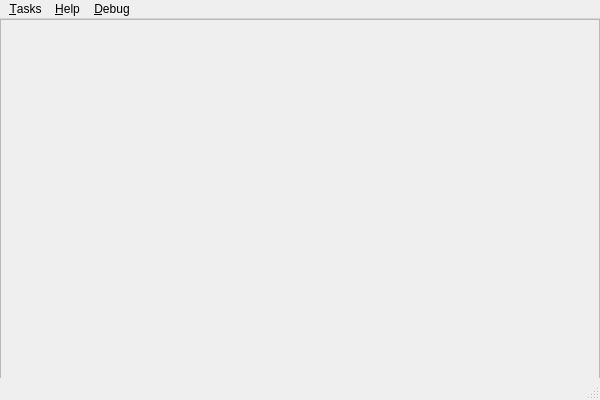
Qt form mainwindow.ui (the-dummies-duo/Task-management) before a commit.
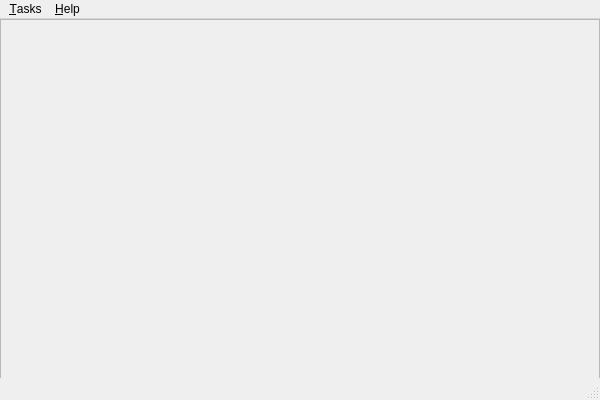
The same form after that commit.

Patch:
```diff
--- a/mainwindow.ui
+++ b/mainwindow.ui
@@ -65,15 +65,8 @@
     <addaction name="action_About"/>
     <addaction name="actionOur_GitHub"/>
    </widget>
-   <widget class="QMenu" name="menu_Debug">
-    <property name="title">
-     <string>&amp;Debug</string>
-    </property>
-    <addaction name="actionChange_test_label"/>
-   </widget>
    <addaction name="menu_Tasks"/>
    <addaction name="menu_Help"/>
-   <addaction name="menu_Debug"/>
   </widget>
   <widget class="QStatusBar" name="statusbar"/>
   <action name="action_New">
```
